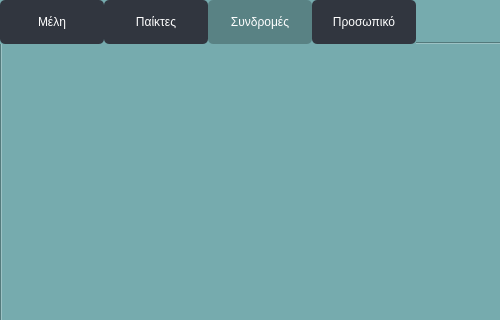
Before: the Qt Designer form untitled.ui in AntoniosSoula/database-project, drawn with Qt 5; both pictures show x 0 to 500 and y 0 to 320 of the 800 by 604 pixel window.
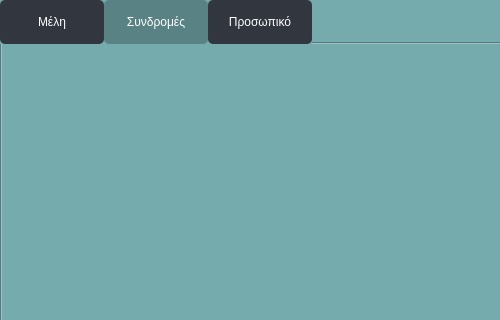
After: the same form once the commit is applied. The open tabs and pages were chosen to show the change.

```diff
--- a/untitled.ui
+++ b/untitled.ui
@@ -52,9 +52,9 @@
        <colorrole role="Button">
         <brush brushstyle="SolidPattern">
          <color alpha="255">
-          <red>63</red>
-          <green>91</green>
-          <blue>93</blue>
+          <red>118</red>
+          <green>171</green>
+          <blue>174</blue>
          </color>
         </brush>
        </colorrole>
@@ -124,18 +124,18 @@
        <colorrole role="Base">
         <brush brushstyle="SolidPattern">
          <color alpha="255">
-          <red>0</red>
-          <green>0</green>
-          <blue>0</blue>
+          <red>118</red>
+          <green>171</green>
+          <blue>174</blue>
          </color>
         </brush>
        </colorrole>
        <colorrole role="Window">
         <brush brushstyle="SolidPattern">
          <color alpha="255">
-          <red>63</red>
-          <green>91</green>
-          <blue>93</blue>
+          <red>118</red>
+          <green>171</green>
+          <blue>174</blue>
          </color>
         </brush>
        </colorrole>
@@ -189,9 +189,9 @@
        <colorrole role="Button">
         <brush brushstyle="SolidPattern">
          <color alpha="255">
-          <red>63</red>
-          <green>91</green>
-          <blue>93</blue>
+          <red>118</red>
+          <green>171</green>
+          <blue>174</blue>
          </color>
         </brush>
        </colorrole>
@@ -261,18 +261,18 @@
        <colorrole role="Base">
         <brush brushstyle="SolidPattern">
          <color alpha="255">
-          <red>0</red>
-          <green>0</green>
-          <blue>0</blue>
+          <red>118</red>
+          <green>171</green>
+          <blue>174</blue>
          </color>
         </brush>
        </colorrole>
        <colorrole role="Window">
         <brush brushstyle="SolidPattern">
          <color alpha="255">
-          <red>63</red>
-          <green>91</green>
-          <blue>93</blue>
+          <red>118</red>
+          <green>171</green>
+          <blue>174</blue>
          </color>
         </brush>
        </colorrole>
@@ -326,9 +326,9 @@
        <colorrole role="Button">
         <brush brushstyle="SolidPattern">
          <color alpha="255">
-          <red>63</red>
-          <green>91</green>
-          <blue>93</blue>
+          <red>118</red>
+          <green>171</green>
+          <blue>174</blue>
          </color>
         </brush>
        </colorrole>
@@ -398,18 +398,18 @@
        <colorrole role="Base">
         <brush brushstyle="SolidPattern">
          <color alpha="255">
-          <red>63</red>
-          <green>91</green>
-          <blue>93</blue>
+          <red>118</red>
+          <green>171</green>
+          <blue>174</blue>
          </color>
         </brush>
        </colorrole>
        <colorrole role="Window">
         <brush brushstyle="SolidPattern">
          <color alpha="255">
-          <red>63</red>
-          <green>91</green>
-          <blue>93</blue>
+          <red>118</red>
+          <green>171</green>
+          <blue>174</blue>
          </color>
         </brush>
        </colorrole>
@@ -701,11 +701,6 @@
       </property>
      </widget>
     </widget>
-    <widget class="QWidget" name="tab_2">
-     <attribute name="title">
-      <string>Παίκτες</string>
-     </attribute>
-    </widget>
     <widget class="QWidget" name="tab_3">
      <attribute name="title">
       <string>Συνδρομές</string>
```
Left out of the diff: 2 changed lines with no effect on the pictures.
